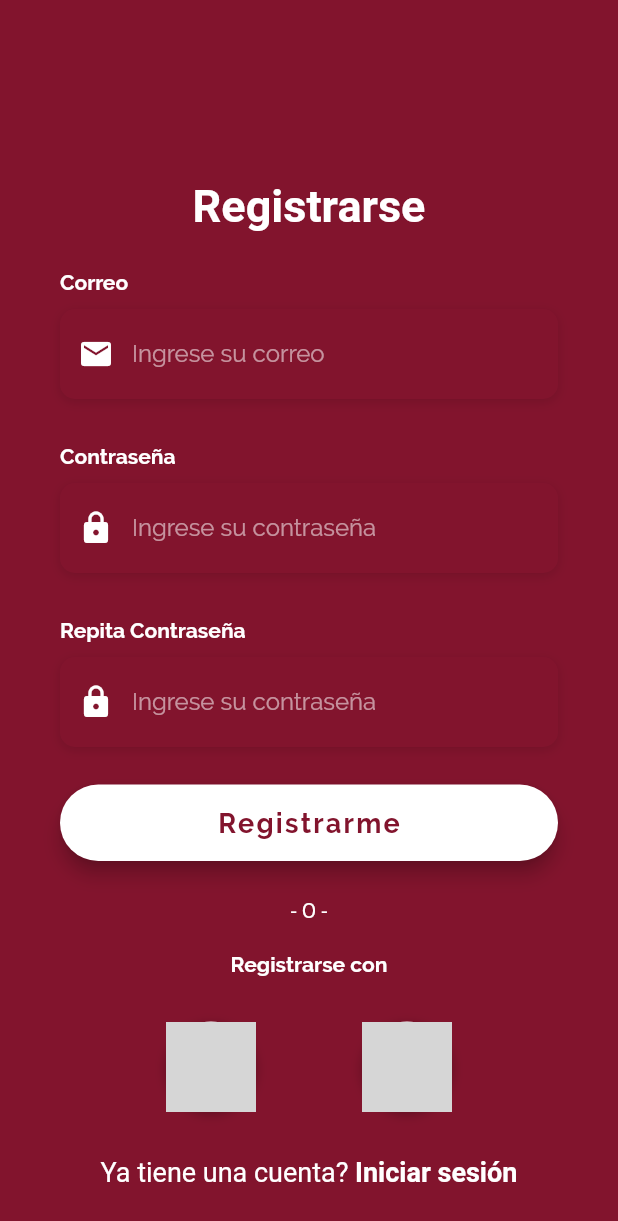
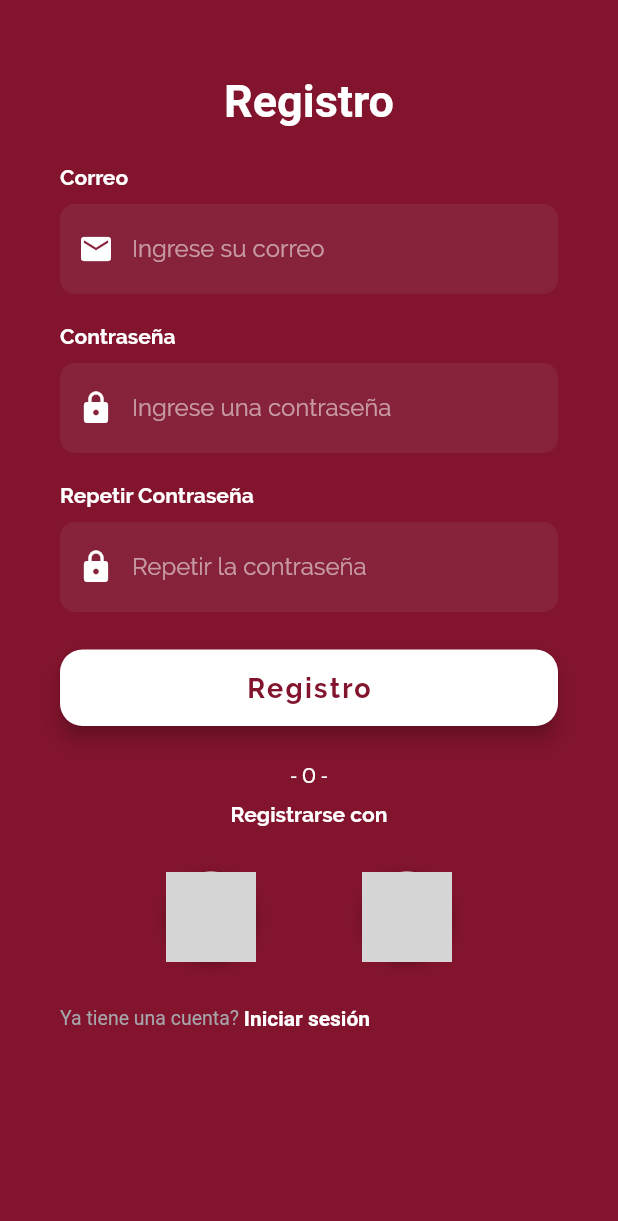
Before and after one commit to castillorey/ESSADE, a Flutter app: the screen it shows after launch, after a tap on "Sign in", on a phone screen of 412 x 824 dp. Shown: the top 1221 px of the screen. Run offline on Flutter 3.47's test engine with Material 2 defaults, Android fonts, the phone set to English and light mode, and no system bars; our stand-ins replace firebase_auth, google_sign_in; accounts and stored records are empty; Roboto replaces fonts that are missing (Monserrat); grey boxes are pictures that could not be loaded.

Commit message:
Build Widgets and Sign In UI

```diff
--- a/ESSADE/lib/ui/signin_page.dart
+++ b/ESSADE/lib/ui/signin_page.dart
@@ -1,5 +1,8 @@
 import 'package:essade/models/global.dart';
 import 'package:essade/utilities/constants.dart';
+import 'package:essade/widgets/input_text_field_widget.dart';
+import 'package:essade/widgets/long_button_widget.dart';
+import 'package:essade/widgets/social_buttons_widget.dart';
 import 'package:flutter/material.dart';
 import 'package:flutter/services.dart';
 
@@ -10,101 +13,11 @@ class SignInPage extends StatefulWidget {
 
 class _SignInPageState extends State<SignInPage> {
 
-  Widget _buildEmailTF() {
-    return Column(
-      crossAxisAlignment: CrossAxisAlignment.start,
-      children: <Widget>[
-        Text(
-          'Correo',
-          style: kLabelStyle,
-        ),
-        SizedBox(height: 10.0),
-        Container(
-          alignment: Alignment.centerLeft,
-          decoration: kBoxDecorationStyle,
-          height: 60.0,
-          child: TextField(
-            keyboardType: TextInputType.emailAddress,
-            style: TextStyle(
+  final sLabelStyle = TextStyle(
     color: Colors.white,
-              fontFamily: 'Raleway',
-            ),
-            decoration: InputDecoration(
-              border: InputBorder.none,
-              contentPadding: EdgeInsets.only(top: 14.0),
-              prefixIcon: Icon(
-                Icons.email,
-                color: Colors.white,
-              ),
-              hintText: 'Ingrese su correo',
-              hintStyle: kHintTextStyle,
-            ),
-          ),
-        ),
-      ],
-    );
-  }
-
-  Widget _buildPasswordTF(label, placeholder) {
-    return Column(
-      crossAxisAlignment: CrossAxisAlignment.start,
-      children: <Widget>[
-        Text(
-          label,
-          style: kLabelStyle,
-        ),
-        SizedBox(height: 10.0),
-        Container(
-          alignment: Alignment.centerLeft,
-          decoration: kBoxDecorationStyle,
-          height: 60.0,
-          child: TextField(
-            obscureText: true,
-            style: TextStyle(
-              color: Colors.white,
-              fontFamily: 'Raleway',
-            ),
-            decoration: InputDecoration(
-              border: InputBorder.none,
-              contentPadding: EdgeInsets.only(top: 14.0),
-              prefixIcon: Icon(
-                Icons.lock,
-                color: Colors.white,
-              ),
-              hintText: placeholder,
-              hintStyle: kHintTextStyle,
-            ),
-          ),
-        ),
-      ],
-    );
-  }
-
-  Widget _buildSigninBtn() {
-    return Container(
-      padding: EdgeInsets.symmetric(vertical: 25.0),
-      width: double.infinity,
-      child: RaisedButton(
-        elevation: 5.0,
-        onPressed: () => print('Signin Button Pressed'),
-        padding: EdgeInsets.all(15.0),
-        shape: RoundedRectangleBorder(
-          borderRadius: BorderRadius.circular(30.0),
-        ),
-        color: Colors.white,
-        child: Text(
-          'Registrarme',
-          style: TextStyle(
-            color: primaryColor,
-            letterSpacing: 1.5,
-            fontSize: 18.0,
     fontWeight: FontWeight.bold,
     fontFamily: 'Raleway',
-          ),
-        ),
-      ),
   );
-  }
 
   Widget _buildSignInWithText() {
     return Column(
@@ -116,59 +29,12 @@ class _SignInPageState extends State<SignInPage> {
             fontWeight: FontWeight.w400,
           ),
         ),
-        SizedBox(height: 20.0),
+        SizedBox(height: 10.0),
         Text(
           'Registrarse con',
-          style: kLabelStyle,
+          style: sLabelStyle,
         ),
       ],
-    );
-  }
-
-  Widget _buildSocialBtn(Function onTap, AssetImage logo) {
-    return GestureDetector(
-      onTap: onTap,
-      child: Container(
-        height: 60.0,
-        width: 60.0,
-        decoration: BoxDecoration(
-          shape: BoxShape.circle,
-          color: Colors.white,
-          boxShadow: [
-            BoxShadow(
-              color: Colors.black26,
-              offset: Offset(0, 2),
-              blurRadius: 6.0,
-            ),
-          ],
-          image: DecorationImage(
-            image: logo,
-          ),
-        ),
-      ),
-    );
-  }
-
-  Widget _buildSocialBtnRow() {
-    return Padding(
-      padding: EdgeInsets.symmetric(vertical: 30.0),
-      child: Row(
-        mainAxisAlignment: MainAxisAlignment.spaceEvenly,
-        children: <Widget>[
-          _buildSocialBtn(
-                () => print('Login with Facebook'),
-            AssetImage(
-              'assets/logos/facebook.jpg',
-            ),
-          ),
-          _buildSocialBtn(
-                () => print('Login with Google'),
-            AssetImage(
-              'assets/logos/google.jpg',
-            ),
-          ),
-        ],
-      ),
     );
   }
 
@@ -178,26 +44,31 @@ class _SignInPageState extends State<SignInPage> {
       onTap: () => print('Login Up Button Pressed'),
       child: RichText(
         text: TextSpan(
-          children: [
-            TextSpan(
-              text: 'Ya tiene una cuenta? ',
+          text: 'Iniciar sesión',
           style: TextStyle(
             color: Colors.white,
-                fontSize: 18.0,
+            fontSize: 14.0,
+            fontWeight: FontWeight.bold,
+          ),
+        ),
+      ),
+    );
+  }
+
+  Widget _buildAlreadySigned(){
+    return Row(
+      children: <Widget>[
+        Text(
+          'Ya tiene una cuenta? ',
+          style: TextStyle(
+            color: essadeGray,
+            fontFamily: 'Monserrat',
+            fontSize: 13.0,
             fontWeight: FontWeight.w400,
           ),
         ),
-            TextSpan(
-              text: 'Iniciar sesión',
-              style: TextStyle(
-                color: Colors.white,
-                fontSize: 18.0,
-                fontWeight: FontWeight.bold,
-              ),
-            ),
+        _buildLoginBtn(),
       ],
-        ),
-      ),
     );
   }
   @override
@@ -220,13 +91,13 @@ class _SignInPageState extends State<SignInPage> {
                   physics: AlwaysScrollableScrollPhysics(),
                   padding: EdgeInsets.symmetric(
                     horizontal: 40.0,
-                    vertical: 120.0,
+                    vertical: 50.0,
                   ),
                   child: Column(
                     mainAxisAlignment: MainAxisAlignment.center,
                     children: <Widget>[
                       Text(
-                        'Registrarse',
+                        'Registro',
                         style: TextStyle(
                           color: Colors.white,
                           fontFamily: 'Monserrat',
@@ -235,15 +106,48 @@ class _SignInPageState extends State<SignInPage> {
                         ),
                       ),
                       SizedBox(height: 25.0),
-                      _buildEmailTF(),
-                      SizedBox(height: 30.0,),
-                      _buildPasswordTF('Contraseña', 'Ingrese su contraseña'),
-                      SizedBox(height: 30.0),
-                      _buildPasswordTF('Repita Contraseña', 'Ingrese su contraseña'),
-                      _buildSigninBtn(),
+                      InputTextFieldWidget(
+                        label: 'Correo',
+                        inputType: TextInputType.emailAddress,
+                        icon: Icons.email,
+                        placeholder: 'Ingrese su correo',
+                        textColor: Colors.white,
+                        boxColor: essadeGray.withOpacity(0.1),
+                        placeholderColor: Colors.white54,
+                      ),
+                      SizedBox(height: 20.0,),
+                      InputTextFieldWidget(
+                        label: 'Contraseña',
+                        inputType: TextInputType.emailAddress,
+                        icon: Icons.lock,
+                        placeholder: 'Ingrese una contraseña',
+                        textColor: Colors.white,
+                        boxColor: essadeGray.withOpacity(0.1),
+                        placeholderColor: Colors.white54,
+                      ),
+                      SizedBox(height: 20.0),
+                      InputTextFieldWidget(
+                        label: 'Repetir Contraseña',
+                        inputType: TextInputType.emailAddress,
+                        icon: Icons.lock,
+                        placeholder: 'Repetir la contraseña',
+                        textColor: Colors.white,
+                        boxColor: essadeGray.withOpacity(0.1),
+                        placeholderColor: Colors.white54,
+                      ),
+                      LongButtonWidget(
+                        text: 'Registro',
+                        textColor: Colors.white,
+                        onPressed: () =>  print('Sign in pressed'),
+                      ),
                       _buildSignInWithText(),
-                      _buildSocialBtnRow(),
-                      _buildLoginBtn(),
+                      SocialButtonWidget(
+                        fbLogoPath: 'assets/logos/facebook.jpg',
+                        onFbPressed: () => print('Facebook login pressed'),
+                        gooLogoPath: 'assets/logos/google.jpg',
+                        onGooPressed: () => print('Google login pressed'),
+                      ),
+                      _buildAlreadySigned(),
                     ],
                   ),
                 ),
--- a/ESSADE/lib/utilities/constants.dart
+++ b/ESSADE/lib/utilities/constants.dart
@@ -1,26 +1,6 @@
 import 'package:flutter/material.dart';
 
-final kLabelStyle = TextStyle(
-  color: Colors.white,
-  fontWeight: FontWeight.bold,
-  fontFamily: 'Raleway',
-);
-
-final kHintTextStyle = TextStyle(
-  color: Colors.white54,
-  fontFamily: 'Raleway',
-);
-
-final kBoxDecorationStyle = BoxDecoration(
-  color: Color(0xFF82142d),
-  borderRadius: BorderRadius.circular(10.0),
-  boxShadow: [
-    BoxShadow(
-      color: Colors.black12,
-      blurRadius: 6.0,
-      offset: Offset(0, 2),
-    ),
-  ],
-);
-
-Color _primaryColor = new Color(0xFF82142d);
+Color essadePrimaryColor = Color(0xFF82142d);
+Color essadeBlack = Color(0xFF262626);
+Color essadeDarkGray = Color(0xFF85878a);
+Color essadeGray = Color(0xFFa5a5aa);
--- /dev/null
+++ b/ESSADE/lib/widgets/input_text_field_widget.dart
@@ -0,0 +1,73 @@
+import 'package:essade/utilities/constants.dart';
+import 'package:flutter/material.dart';
+
+class InputTextFieldWidget extends StatelessWidget {
+  final String label, placeholder;
+  final TextInputType inputType;
+  final IconData icon;
+  final Color textColor, boxColor, placeholderColor;
+
+  InputTextFieldWidget({
+    @required this.label,
+    @required this.inputType,
+    @required this.icon,
+    @required this.placeholder,
+    @required this.textColor,
+    @required this.boxColor,
+    @required this.placeholderColor,
+
+  });
+
+  @override
+  Widget build(BuildContext context) {
+
+    final tfLabelStyle = TextStyle(
+      color: textColor,
+      fontWeight: FontWeight.bold,
+      fontFamily: 'Raleway',
+    );
+
+    final tfHintTextStyle = TextStyle(
+      color: placeholderColor,
+      fontFamily: 'Raleway',
+    );
+
+    final tfBoxDecorationStyle = BoxDecoration(
+      color: boxColor,
+      borderRadius: BorderRadius.circular(10.0),
+    );
+
+    return Column(
+      crossAxisAlignment: CrossAxisAlignment.start,
+      children: <Widget>[
+        Text(
+          label,
+          style: tfLabelStyle,
+        ),
+        SizedBox(height: 10.0),
+        Container(
+          alignment: Alignment.centerLeft,
+          decoration: tfBoxDecorationStyle,
+          height: 60.0,
+          child: TextField(
+            keyboardType: inputType,
+            style: TextStyle(
+              color: textColor,
+              fontFamily: 'Raleway',
+            ),
+            decoration: InputDecoration(
+              border: InputBorder.none,
+              contentPadding: EdgeInsets.only(top: 14.0),
+              prefixIcon: Icon(
+                icon,
+                color: textColor,
+              ),
+              hintText: placeholder,
+              hintStyle: tfHintTextStyle,
+            ),
+          ),
+        ),
+      ],
+    );
+  }
+}
--- /dev/null
+++ b/ESSADE/lib/widgets/long_button_widget.dart
@@ -0,0 +1,44 @@
+import 'package:essade/utilities/constants.dart';
+import 'package:flutter/material.dart';
+
+class LongButtonWidget extends StatelessWidget {
+  final String text;
+  final Color textColor;
+  final VoidCallback onPressed;
+
+  LongButtonWidget({
+    @required this.text,
+    @required this.textColor,
+    @required this.onPressed
+  });
+
+  @override
+  Widget build(BuildContext context) {
+
+    final btnStyle = TextStyle(
+      color: essadePrimaryColor,
+      letterSpacing: 1.5,
+      fontSize: 18.0,
+      fontWeight: FontWeight.bold,
+      fontFamily: 'Raleway',
+    );
+
+    return Container(
+      padding: EdgeInsets.symmetric(vertical: 25.0),
+      width: double.infinity,
+      child: RaisedButton(
+        elevation: 5.0,
+        onPressed: () => onPressed,
+        padding: EdgeInsets.all(15.0),
+        shape: RoundedRectangleBorder(
+          borderRadius: BorderRadius.circular(15.0),
+        ),
+        color: textColor,
+        child: Text(
+          text,
+          style: btnStyle,
+        ),
+      ),
+    );
+  }
+}
--- /dev/null
+++ b/ESSADE/lib/widgets/social_buttons_widget.dart
@@ -0,0 +1,61 @@
+import 'package:flutter/material.dart';
+
+class SocialButtonWidget extends StatelessWidget {
+  final String fbLogoPath, gooLogoPath;
+  final VoidCallback onFbPressed, onGooPressed;
+  SocialButtonWidget({
+    @required this.fbLogoPath,
+    @required this.gooLogoPath,
+    @required this.onFbPressed,
+    @required this.onGooPressed
+  });
+
+  @override
+  Widget build(BuildContext context) {
+
+    Widget _buildSocialBtn(Function onTap, AssetImage logo) {
+      return GestureDetector(
+        onTap: onTap,
+        child: Container(
+          height: 60.0,
+          width: 60.0,
+          decoration: BoxDecoration(
+            shape: BoxShape.circle,
+            color: Colors.white,
+            boxShadow: [
+              BoxShadow(
+                color: Colors.black26,
+                offset: Offset(0, 2),
+                blurRadius: 6.0,
+              ),
+            ],
+            image: DecorationImage(
+              image: logo,
+            ),
+          ),
+        ),
+      );
+    }
+
+    return Padding(
+      padding: EdgeInsets.symmetric(vertical: 30.0),
+      child: Row(
+        mainAxisAlignment: MainAxisAlignment.spaceEvenly,
+        children: <Widget>[
+          _buildSocialBtn(
+                () => onFbPressed,
+            AssetImage(
+              fbLogoPath,
+            ),
+          ),
+          _buildSocialBtn(
+                () => onGooPressed,
+            AssetImage(
+              gooLogoPath,
+            ),
+          ),
+        ],
+      ),
+    );
+  }
+}
```
Also changed, not shown: 2 other files. Lines whose indentation alone changed are shown as unchanged.
